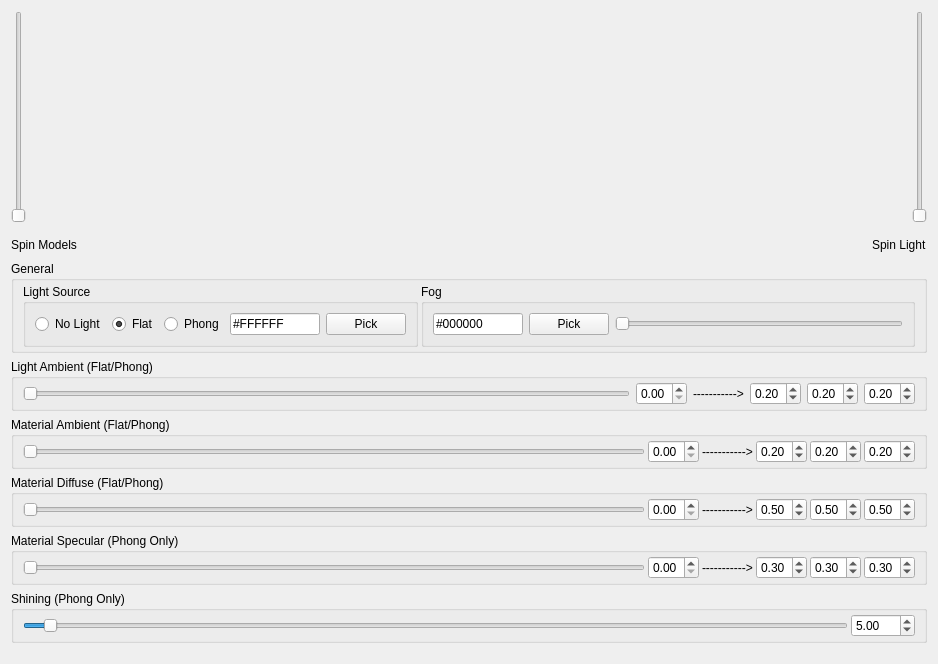
First picture: the form in examples/14-light-master/viewerform.ui, repository solarix95/libqtr3d, before the edit.
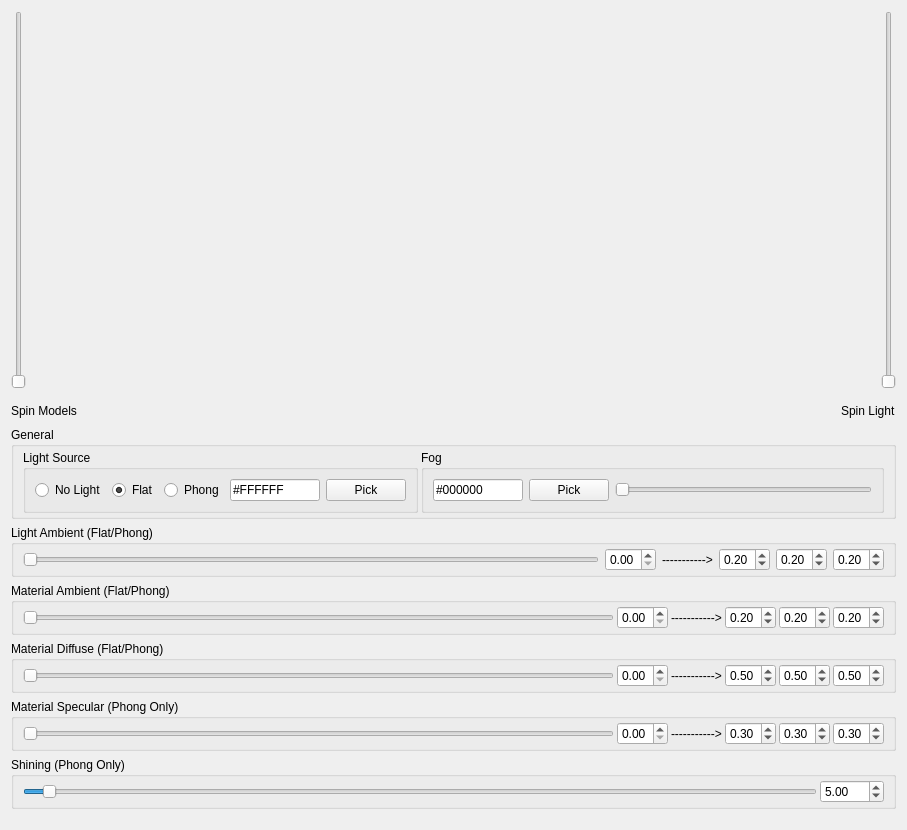
Second picture: the form after the edit. Custom widgets are drawn as their Qt base class.

Diff of the .ui file:
```diff
--- a/examples/14-light-master/viewerform.ui
+++ b/examples/14-light-master/viewerform.ui
@@ -6,8 +6,8 @@
    <rect>
     <x>0</x>
     <y>0</y>
-    <width>938</width>
-    <height>664</height>
+    <width>907</width>
+    <height>830</height>
    </rect>
   </property>
   <property name="windowTitle">
```
